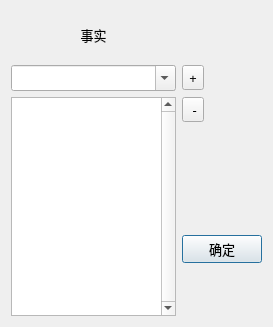
This is inputcauses.ui in PhineasShi/AnimalES_QT as Qt 5 draws it before an edit. The edited form follows.
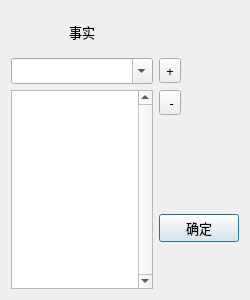
This is the edited form.

Commit message: InputCause: interactive UI of InputCause

Diff of the .ui file:
```diff
--- a/inputcauses.ui
+++ b/inputcauses.ui
@@ -6,8 +6,8 @@
    <rect>
     <x>0</x>
     <y>0</y>
-    <width>273</width>
-    <height>327</height>
+    <width>250</width>
+    <height>300</height>
    </rect>
   </property>
   <property name="windowTitle">
```
Left out of the diff: 2 changed lines with no effect on the pictures. The commit also changes 5 other files.
